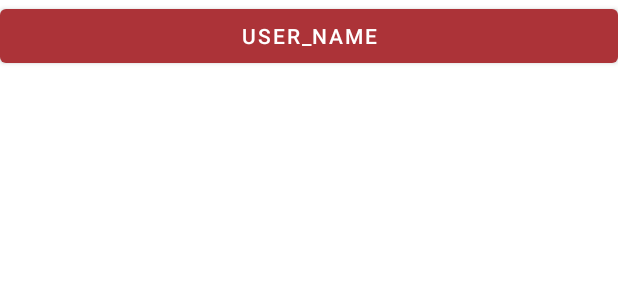
After one commit to KetsuneTheFiryCannon/Ketsune58Messenger, an Android app: the layout dialog_item.xml on its own in the app's theme, with its tools: preview values and no code run, on a phone screen of 412 x 824 dp. The commit adds this screen. Shown: the top 300 px of the screen. Run offline under Robolectric (Android 15) with nearby library versions, the phone set to English and light mode, and no system bars.

Commit message:
Regular commit

```diff
--- a/app/src/main/AndroidManifest.xml
+++ b/app/src/main/AndroidManifest.xml
@@ -11,6 +11,9 @@
         android:roundIcon="@mipmap/ic_launcher_round"
         android:supportsRtl="true"
         android:theme="@style/Theme.Ketsune58Messenger.NoActionBar">
+        <activity
+            android:name=".DialogActivity"
+            android:exported="false" />
 
         <meta-data
             android:name="com.google.mlkit.vision.DEPENDENCIES"
--- a/app/src/main/java/com/example/ketsune58messenger/RegActivity.java
+++ b/app/src/main/java/com/example/ketsune58messenger/RegActivity.java
@@ -48,7 +48,7 @@ public class RegActivity extends AppCompatActivity {
         userDataBase.child("userCounter").get().addOnCompleteListener(new OnCompleteListener<DataSnapshot>() {
             @Override
             public void onComplete(@NonNull Task<DataSnapshot> task) {
-                Object user = task.getResult().getValue(Object.class);
+                Object user = task. getResult().getValue(Object.class);
 
                 String jsonString = String.valueOf(user); //assign your JSON String here
                 JSONObject obj = null;
--- /dev/null
+++ b/app/src/main/res/layout/dialog_item.xml
@@ -0,0 +1,12 @@
+<?xml version="1.0" encoding="utf-8"?>
+<RelativeLayout xmlns:android="http://schemas.android.com/apk/res/android"
+    android:layout_width="match_parent"
+    android:layout_height="match_parent">
+
+    <Button
+        android:id="@+id/dialog_button"
+        android:layout_width="match_parent"
+        android:layout_height="wrap_content"
+        android:text="user_name"
+    />
+</RelativeLayout>
```
Also changed, not shown: app/src/main/java/com/example/ketsune58messenger/DialogActivity.java (added, +29 -0 lines), app/src/main/java/com/example/ketsune58messenger/DialogAdapter.java (added, +47 -0 lines), app/src/main/java/com/example/ketsune58messenger/MainActivity.java (+28 -3 lines), app/src/main/java/com/example/ketsune58messenger/ViewHolder2.java (added, +20 -0 lines), app/src/main/res/layout/activity_dialog.xml (added, +9 -0 lines).
